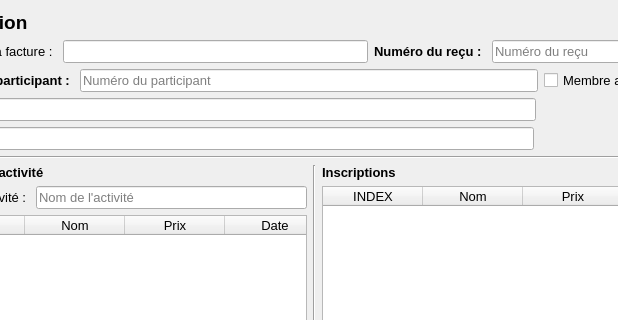
Before: the Qt Designer form GUI/facturation.ui in samueldrouin/PyGuide, drawn with Qt 5; both pictures show x 87 to 705 and y 0 to 320 of the 1200 by 600 pixel window.
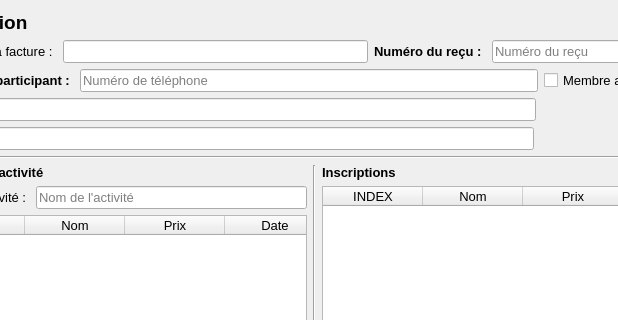
After: the same form once the commit is applied.

Commit message: Modification d'éléments de l'interface graphique

Patch:
```diff
--- a/GUI/facturation.ui
+++ b/GUI/facturation.ui
@@ -112,7 +112,7 @@
      <item>
       <widget class="QLineEdit" name="txt_numero">
        <property name="placeholderText">
-        <string>Numéro du participant</string>
+        <string>Numéro de téléphone</string>
        </property>
       </widget>
      </item>
```
The commit also changes 2 other files.
